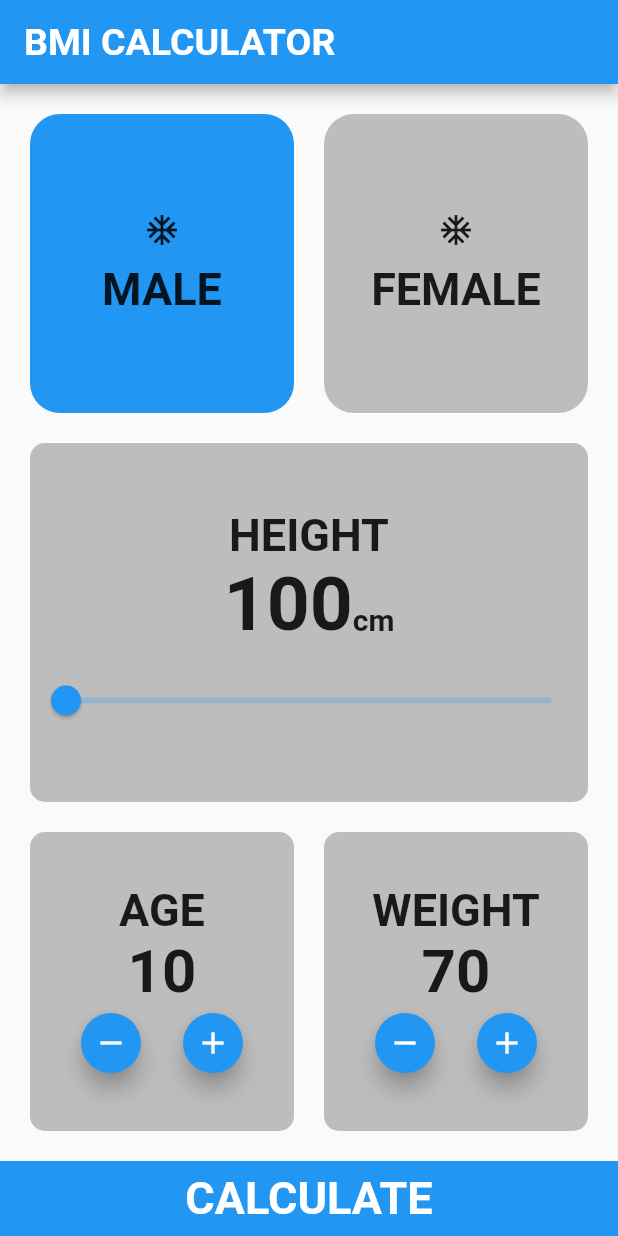
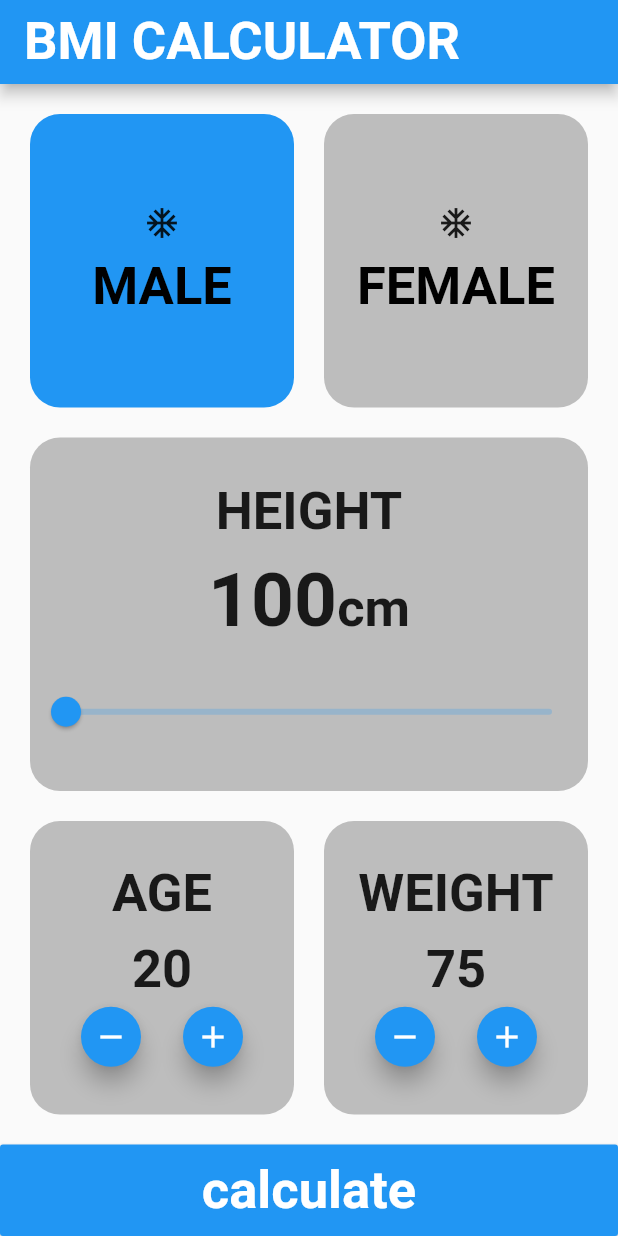
Before and after one commit to VOID619/Valid, a Flutter app: the BMI screen opened directly, on a phone screen of 412 x 824 dp. Run offline on Flutter 3.47's test engine with Material 2 defaults, Android fonts, the phone set to English and light mode, and no system bars; missing offline and left inert: project12; statements that could not run were skipped.

Commit message:
Update BMI_S.dart

```diff
--- a/lib/BMI_S.dart
+++ b/lib/BMI_S.dart
@@ -1,8 +1,8 @@
 import 'dart:math';
 
-import 'package:flutter/cupertino.dart';
 import 'package:flutter/material.dart';
-import 'package:project12/modules/bmi_r/BMI_R.dart';
+
+import 'BMI_R.dart';
 class BMI extends StatefulWidget {
   @override
   _BMIState createState() => _BMIState();
@@ -11,20 +11,21 @@ class BMI extends StatefulWidget {
 class _BMIState extends State<BMI> {
   bool isMale=true;
   double height=100.0;
-  int age=10;
-  int weight=70;
-
-
+  int age=20;
+  int weight=75;
   @override
   Widget build(BuildContext context) {
     return Scaffold(
       appBar: AppBar(
-        title: Text('BMI CALCULATOR ',style: TextStyle(fontWeight: FontWeight.bold,fontSize: 25.0,),),
+        title: Text('BMI CALCULATOR ',
+        style: TextStyle(
+          fontSize: 35.0,
+          fontWeight: FontWeight.bold,
+          color: Colors.white,
+        ),),
       ),
-      body:
-      Column(
-        children:
-        [
+      body:Column(
+        children: [
           Expanded(
             child: Padding(
               padding: EdgeInsets.all(20.0),
@@ -39,18 +40,23 @@ class _BMIState extends State<BMI> {
                        });
                      },
                      child: Container(
-                          decoration: BoxDecoration(
-                            borderRadius: BorderRadius.circular(20.0),
-                            color: isMale? Colors.blue:Colors.grey[400],
-                          ),
                        child: Column(
                          mainAxisAlignment: MainAxisAlignment.center,
                          children: [
-                              Icon(Icons.ac_unit),
+                           Icon(Icons.ac_unit,),
                            SizedBox(height: 10.0,),
-                              Text('MALE',style: TextStyle(fontSize: 30.0,fontWeight: FontWeight.bold),),
+                           Text('MALE',
+                             style: TextStyle(
+                               fontWeight: FontWeight.bold,
+                               fontSize: 35.0,
+                               color: Colors.black,
+                             ),)
+                         ],
+                       ),
 
-                            ],
+                       decoration: BoxDecoration(
+                         color: isMale?Colors.blue:Colors.grey[400],
+                         borderRadius: BorderRadius.circular(20.0)
                        ),
                      ),
                    ),
@@ -58,28 +64,34 @@ class _BMIState extends State<BMI> {
                  SizedBox(width: 20.0,),
                  Expanded(
                     child: GestureDetector(
-                        onTap: ()
-                        {
+                      onTap: (){
                         setState(() {
                           isMale=false;
                         });
                       },
                       child: Container(
-                          decoration: BoxDecoration(
-                            borderRadius: BorderRadius.circular(20.0),
-                            color: !isMale ?Colors.blue:Colors.grey[400],
-                          ),
                        child: Column(
                          mainAxisAlignment: MainAxisAlignment.center,
                          children: [
-                                Icon(Icons.ac_unit),
+                           Icon(Icons.ac_unit,),
                            SizedBox(height: 10.0,),
-                                Text('FEMALE',style: TextStyle(fontSize: 30.0,fontWeight: FontWeight.bold),),
-                              ]),
+                           Text('FEMALE',
+                             style: TextStyle(
+                               fontWeight: FontWeight.bold,
+                               fontSize: 35.0,
+                               color: Colors.black,
+                             ),)
+                         ],
+                       ),
+                        decoration: BoxDecoration(
+                            color: !isMale?Colors.blue:Colors.grey[400],
+                            borderRadius: BorderRadius.circular(20.0)
                         ),
                  ),
                     ),
-                  ]),
+                  ),
+                ],
+              ),
             ),
           ),
           Expanded(
@@ -87,86 +99,99 @@ class _BMIState extends State<BMI> {
               padding: EdgeInsets.symmetric(horizontal: 20.0),
               child: Container(
                 decoration: BoxDecoration(
-                    borderRadius: BorderRadius.circular(10.0),
                   color: Colors.grey[400],
+                  borderRadius: BorderRadius.circular(20.0),
                 ),
-                  width: double.infinity,
                 child: Column(
                   mainAxisAlignment: MainAxisAlignment.center,
                   children: [
-                      Text(
-                        'HEIGHT',style: TextStyle(fontWeight: FontWeight.bold,fontSize: 30.0),),
+                    Text('HEIGHT',
+                    style: TextStyle(
+                      fontSize: 35.0,
+                      fontWeight: FontWeight.bold,
+                    ),),
+                    SizedBox(height: 10.0,),
                     Row(
                       mainAxisAlignment: MainAxisAlignment.center,
                       crossAxisAlignment: CrossAxisAlignment.baseline,
                       textBaseline: TextBaseline.alphabetic,
                       children: [
-                          Text(
-                            '${height.round()}',style: TextStyle(fontWeight: FontWeight.bold,fontSize: 50.0),),
-                          Text(
-                            'cm',style: TextStyle(fontWeight: FontWeight.bold,fontSize: 20.0),),
-
-
-                        ],),
-                      SizedBox(height: 10.0,),
+                        Text('${height.round()}',
+                        style: TextStyle(
+                          fontWeight: FontWeight.bold,
+                          fontSize: 50.0,
+                        ),),
+                        Text('cm',
+                        style: TextStyle(
+                          fontSize: 35.0,
+                          fontWeight: FontWeight.bold,
+                        ),)
+                      ],
+                    ),
+                    SizedBox(height: 20.0,),
                     Slider(
-                        value: height,
-                        onChanged: (value){
+                      min: 100.0,
+                        max: 220.0,
+                        value:height ,
+                        onChanged:(value){
                           setState(() {
                             height=value;
                           });
-                          print(value.round());
-                        },
-                        min: 100.0,
-                        max: 220.0,
+                        }
                     ),
                   ],
                 ),
               ),
-              )
+            ),
           ),
           Expanded(
-              child: Padding (
+            child:
+              Padding(
                 padding: EdgeInsets.all(20.0),
                 child: Row(
                   children: [
                     Expanded(
                       child: Container(
                         decoration: BoxDecoration(
-                          borderRadius: BorderRadius.circular(10.0),
+                          borderRadius: BorderRadius.circular(20.0),
                           color: Colors.grey[400],
-
                         ),
                         child: Column(
                           mainAxisAlignment: MainAxisAlignment.center,
                           children: [
-                            Text(
-                              'AGE',style: TextStyle(fontSize: 30.0,fontWeight: FontWeight.bold,),),
-                            Text(
-                              '${age}',style: TextStyle(fontSize: 40.0,fontWeight: FontWeight.bold,),),
+                            Text('AGE',
+                              style: TextStyle
+                                (
+                                  fontWeight: FontWeight.bold,
+                                  fontSize: 35.0),),
+                            SizedBox(height: 10.0,),
+                            Text('$age',
+                              style: TextStyle
+                                (
+                                  fontWeight: FontWeight.bold,
+                                  fontSize: 35.0),),
                             Row(
                               mainAxisAlignment: MainAxisAlignment.center,
                               children: [
-                                //add
-                                FloatingActionButton(onPressed:(){
+                                FloatingActionButton(
+                                    onPressed:(){
                                       setState(() {
                                         --age;
                                       });
                                     },
-                                  mini :true,
-                                  child: Icon(Icons.remove),
-                                ),
+                                  mini: true,
+                                child: Icon(Icons.remove),),
                                 SizedBox(width: 20.0,),
-                                FloatingActionButton(onPressed:(){
+                                FloatingActionButton(
+                                  mini: true,
+                                  onPressed:(){
                                     setState(() {
                                       ++age;
                                     });
                                   },
-                                  mini :true,
-                                  child: Icon(Icons.add),
+                                  child: Icon(Icons.add),),
+                              ],
                             ),
-                              ],
-                            )
                           ],
                         ),
                       ),
@@ -175,71 +200,77 @@ class _BMIState extends State<BMI> {
                     Expanded(
                       child: Container(
                         decoration: BoxDecoration(
-                          borderRadius: BorderRadius.circular(10.0),
+                          borderRadius: BorderRadius.circular(20.0),
                           color: Colors.grey[400],
-
                         ),
                         child: Column(
                           mainAxisAlignment: MainAxisAlignment.center,
-
                           children: [
-                            Text(
-                              'WEIGHT',style: TextStyle(fontSize: 30.0,fontWeight: FontWeight.bold,),),
-                            Text(
-                              '${weight}',style: TextStyle(fontSize: 40.0,fontWeight: FontWeight.bold,),),
+                            Text('WEIGHT',
+                              style: TextStyle
+                                (
+                                  fontWeight: FontWeight.bold,
+                                  fontSize: 35.0),),
+                            SizedBox(height: 10.0,),
+                            Text('$weight',
+                              style: TextStyle
+                                (
+                                  fontWeight: FontWeight.bold,
+                                  fontSize: 35.0),),
                             Row(
                               mainAxisAlignment: MainAxisAlignment.center,
                               children: [
-                                //add
-                                FloatingActionButton(onPressed:(){
+                                FloatingActionButton(
+                                  onPressed:(){
                                     setState(() {
                                       --weight;
                                     });
                                   },
-                                  mini :true,
-                                  child: Icon(Icons.remove),
-                                ),
+                                  mini: true,
+                                  child: Icon(Icons.remove),),
                                 SizedBox(width: 20.0,),
-                                FloatingActionButton(onPressed:(){
+                                FloatingActionButton(
+                                  mini: true,
+                                  onPressed:(){
                                     setState(() {
                                       ++weight;
                                     });
                                   },
-                                  mini :true,
-                                  child: Icon(Icons.add),
+                                  child: Icon(Icons.add),),
+                              ],
                             ),
-                              ],
-                            )
                           ],
                         ),
                       ),
                     ),
                   ],
                 ),
-              )
+              ),
           ),
           Container(
+            width: double.infinity,
+            child: MaterialButton(onPressed: (){
+              double result =weight/pow(height/100,2);
+              print(result);
+              Navigator.push(context,MaterialPageRoute(builder: (context)=>BMI_R(
+                age: age,
+                result: result,
+                isMale:isMale,
+              ),),);
+            },
             color: Colors.blue,
-              width: double.infinity,
-              child: MaterialButton(
-                onPressed: ()
-                {
-                  double result =weight/pow(height/100,2);
-                  print(result.round());
-                  Navigator.push(context,MaterialPageRoute(builder:(context) =>BMIRE(
-                    age: age,
-                    isMale:isMale,
-                    result: result.round(),
+            child: Padding(
+              padding: EdgeInsets.symmetric(vertical: 10.0),
+              child: Text('calculate',
+                style: TextStyle(
+                fontSize: 35.0,
+                fontWeight: FontWeight.bold,
+                color: Colors.white,),),
+            ),
+            ),
           )
+        ],
       ),
-                  );
-                },
-                height: 50.0,
-                child: Text('CALCULATE',style: TextStyle(fontWeight: FontWeight.bold,fontSize: 30.0,color: Colors.white),),
-              )
-          ),
-
-        ],),
     );
   }
 }
```
Lines whose indentation alone changed are shown as unchanged.
